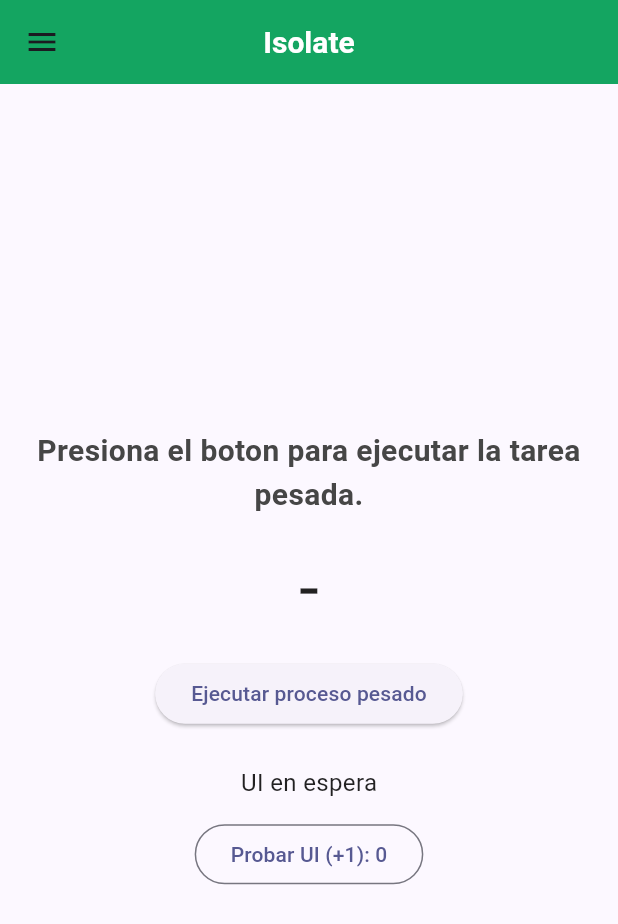
After one commit to JSebasAM/Desarrollo-Movil, a Flutter app: the CicloVidaScreen screen opened by its route, in the side drawer, after a tap on "Isolate", on a phone screen of 412 x 824 dp. The commit adds this screen. Shown: the top 924 px of the screen. Run offline on Flutter 3.47's test engine with Material 3 defaults, Android fonts, the phone set to English and light mode, and no system bars; our stand-ins replace go_router.

Commit message:
feat: Implementación de Isolate

```diff
--- a/lib/routes/app_router.dart
+++ b/lib/routes/app_router.dart
@@ -2,6 +2,7 @@ import 'package:go_router/go_router.dart';
 import 'package:desarollo_movil/views/ciclo_vida/ciclo_vida_screen.dart';
 import 'package:desarollo_movil/views/future/future_screen.dart';
 import 'package:desarollo_movil/views/home/home_screen.dart';
+import 'package:desarollo_movil/views/isolate/isolate_screen.dart';
 import 'package:desarollo_movil/views/paso_parametros/detalle_screen.dart';
 import 'package:desarollo_movil/views/paso_parametros/paso_parametros_screen.dart';
 import 'package:desarollo_movil/views/timer/timer_screen.dart';
@@ -47,5 +48,10 @@ final GoRouter appRouter = GoRouter(
       name: 'timer',
       builder: (context, state) => const TimerScreen(),
     ),
+    GoRoute(
+      path: '/isolate',
+      name: 'isolate',
+      builder: (context, state) => const IsolateScreen(),
+    ),
   ],
 );
--- /dev/null
+++ b/lib/views/isolate/isolate_screen.dart
@@ -0,0 +1,138 @@
+import 'dart:async';
+
+import 'package:desarollo_movil/services/isolate_service.dart';
+import 'package:desarollo_movil/widgets/custom_drawer.dart';
+import 'package:flutter/material.dart';
+
+class IsolateScreen extends StatefulWidget {
+  const IsolateScreen({super.key});
+
+  @override
+  State<IsolateScreen> createState() => _IsolateScreenState();
+}
+
+class _IsolateScreenState extends State<IsolateScreen> {
+  final IsolateService _isolateService = IsolateService();
+
+  bool _isLoading = false;
+  String _estado = 'Presiona el boton para ejecutar la tarea pesada.';
+  String _resultado = '-';
+  Color _colorEstado = const Color.fromARGB(255, 70, 70, 70);
+  int _latidoUI = 0;
+  int _toquesUsuario = 0;
+  Timer? _timerUI;
+
+  void _iniciarIndicadorUI() {
+    _timerUI?.cancel();
+    _latidoUI = 0;
+    _timerUI = Timer.periodic(const Duration(milliseconds: 100), (_) {
+      if (!mounted) return;
+      setState(() {
+        _latidoUI++;
+      });
+    });
+  }
+
+  void _detenerIndicadorUI() {
+    _timerUI?.cancel();
+    _timerUI = null;
+  }
+
+  Future<void> _ejecutarTareaPesada() async {
+    setState(() {
+      _isLoading = true;
+      _estado = 'Procesando en isolate...';
+      _resultado = '-';
+      _colorEstado = Colors.orange;
+    });
+    _iniciarIndicadorUI();
+
+    try {
+      final suma = await _isolateService.ejecutarSumaGrande();
+
+      if (!mounted) return;
+      setState(() {
+        _estado = 'Proceso completado';
+        _resultado = '$suma';
+        _colorEstado = Colors.green;
+      });
+    } catch (_) {
+      if (!mounted) return;
+      setState(() {
+        _estado = 'Error al ejecutar la tarea';
+        _resultado = '-';
+        _colorEstado = Colors.red;
+      });
+    } finally {
+      _detenerIndicadorUI();
+      if (!mounted) return;
+      setState(() {
+        _isLoading = false;
+      });
+    }
+  }
+
+  @override
+  void dispose() {
+    _detenerIndicadorUI();
+    super.dispose();
+  }
+
+  @override
+  Widget build(BuildContext context) {
+    return Scaffold(
+      appBar: AppBar(title: const Text('Isolate')),
+      drawer: const CustomDrawer(),
+      body: Center(
+        child: Padding(
+          padding: const EdgeInsets.all(24.0),
+          child: Column(
+            mainAxisAlignment: MainAxisAlignment.center,
+            children: [
+              Text(
+                _estado,
+                textAlign: TextAlign.center,
+                style: TextStyle(
+                  fontSize: 20,
+                  fontWeight: FontWeight.bold,
+                  color: _colorEstado,
+                ),
+              ),
+              const SizedBox(height: 24),
+              Text(
+                _resultado,
+                textAlign: TextAlign.center,
+                style: const TextStyle(
+                  fontSize: 32,
+                  fontWeight: FontWeight.bold,
+                  fontFamily: 'monospace',
+                ),
+              ),
+              const SizedBox(height: 24),
+              ElevatedButton(
+                onPressed: _isLoading ? null : _ejecutarTareaPesada,
+                child: const Text('Ejecutar proceso pesado'),
+              ),
+              const SizedBox(height: 24),
+              Text(
+                _isLoading
+                    ? 'UI activa (latido cada 100ms): $_latidoUI'
+                    : 'UI en espera',
+                style: const TextStyle(fontSize: 16),
+              ),
+              const SizedBox(height: 12),
+              OutlinedButton(
+                onPressed: () {
+                  setState(() {
+                    _toquesUsuario++;
+                  });
+                },
+                child: Text('Probar UI (+1): $_toquesUsuario'),
+              ),
+            ],
+          ),
+        ),
+      ),
+    );
+  }
+}
--- a/lib/widgets/custom_drawer.dart
+++ b/lib/widgets/custom_drawer.dart
@@ -94,6 +94,14 @@ class CustomDrawer extends StatelessWidget {
               Navigator.pop(context);
             },
           ),
+          ListTile(
+            leading: const Icon(Icons.memory),
+            title: const Text('Isolate'),
+            onTap: () {
+              context.go('/isolate');
+              Navigator.pop(context);
+            },
+          ),
         ],
       ),
     );
```
Also changed, not shown: lib/services/isolate_service.dart (added, +57 -0 lines).
